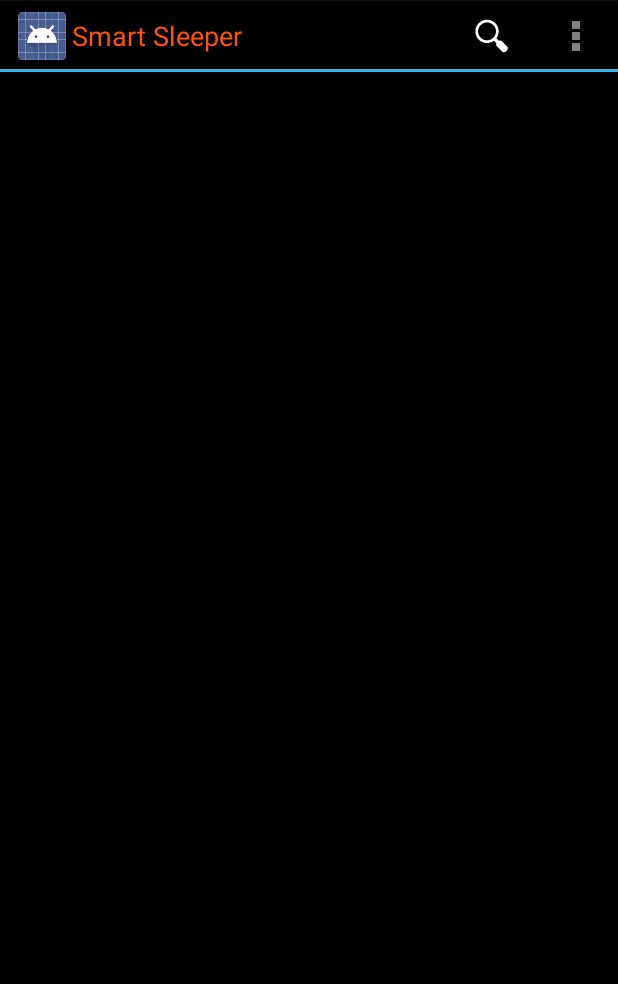
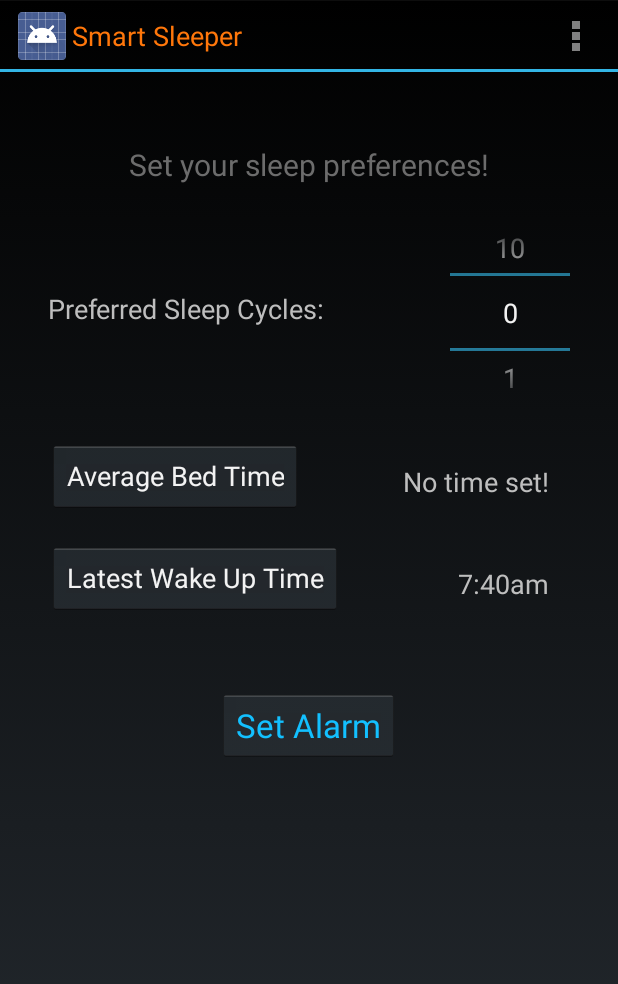
Before and after one commit to gordontang/Smart-Sleeper, an Android app: the screen it shows after launch (MainActivity), in the options menu, after a tap on "Settings", on a phone screen of 412 x 824 dp. Shown: the top 984 px of the screen. Run offline under Robolectric (Android 15) with nearby library versions, the phone set to English and light mode, and no system bars.

Commit message:
Basic UI

```diff
--- a/app/build.gradle
+++ b/app/build.gradle
@@ -4,7 +4,7 @@ android {
     compileSdkVersion 'android-L'
     buildToolsVersion '20.0.0'
     defaultConfig {
-        applicationId 'com.gt.smartsleeper'
+        applicationId 'com.example.gt.smartsleeper'
         minSdkVersion 15
         targetSdkVersion 'L'
         versionCode 1
--- a/app/src/main/AndroidManifest.xml
+++ b/app/src/main/AndroidManifest.xml
@@ -2,7 +2,7 @@
 <manifest xmlns:android="http://schemas.android.com/apk/res/android"
     package="com.example.gt.smartsleeper" >
 
-    <uses-sdk android:minSdkVersion="11" />
+    <uses-sdk android:minSdkVersion="15" />
 
     <application
         android:allowBackup="true"
@@ -23,8 +23,8 @@
 
         <!-- A child of the main activity -->
         <activity
-            android:name=".DisplayMessageActivity"
-            android:label="@string/title_activity_display_message"
+            android:name=".ConfirmationActivity"
+            android:label="@string/title_activity_confirmation"
             android:parentActivityName=".MainActivity" >
             <meta-data
                 android:name="android.support.PARENT_ACTIVITY"
--- a/app/src/main/java/com/example/gt/smartsleeper/DisplayMessageActivity.java
+++ b/app/src/main/java/com/example/gt/smartsleeper/ConfirmationActivity.java
@@ -7,12 +7,12 @@ import android.view.MenuItem;
 import android.content.Intent;
 import android.widget.TextView;
 
-public class DisplayMessageActivity extends Activity {
+public class ConfirmationActivity extends Activity {
 
     @Override
     protected void onCreate(Bundle savedInstanceState) {
         super.onCreate(savedInstanceState);
-        setContentView(R.layout.activity_display_message);
+        setContentView(R.layout.activity_confirmation);
 
         // Defining "Up" Navigation
         // If minSdkVersion is not 11 or higher, use:
@@ -22,7 +22,7 @@ public class DisplayMessageActivity extends Activity {
 
         // Get the message from the intent
         Intent intent = getIntent();
-        String message = intent.getStringExtra(MainActivity.EXTRA_MESSAGE);
+        String message = intent.getStringExtra(MainActivity.EXTRA_CYCLES);
 
         // Create the text view
         TextView textView = new TextView(this);
@@ -37,7 +37,7 @@ public class DisplayMessageActivity extends Activity {
     @Override
     public boolean onCreateOptionsMenu(Menu menu) {
         // Inflate the menu; this adds items to the action bar if it is present.
-        getMenuInflater().inflate(R.menu.display_message, menu);
+        getMenuInflater().inflate(R.menu.confirmation, menu);
         return true;
     }
 
--- a/app/src/main/java/com/example/gt/smartsleeper/MainActivity.java
+++ b/app/src/main/java/com/example/gt/smartsleeper/MainActivity.java
@@ -1,7 +1,10 @@
 package com.example.gt.smartsleeper;
 
 import android.app.Activity;
+import android.app.Dialog;
+import android.app.DialogFragment;
 import android.app.Fragment;
+import android.app.TimePickerDialog;
 import android.os.Bundle;
 import android.view.LayoutInflater;
 import android.view.Menu;
@@ -9,14 +12,31 @@ import android.view.MenuItem;
 import android.view.View;
 import android.view.ViewGroup;
 import android.content.Intent;
+import android.widget.Button;
 import android.widget.EditText;
 import android.view.MenuInflater;
+import android.widget.NumberPicker;
+import android.widget.TextView;
+import android.widget.TimePicker;
+
+import java.util.Calendar;
 
 
 public class MainActivity extends Activity {
 
-    // Setting the extra message to a unique key + "MESSAGE"
-    public final static String EXTRA_MESSAGE = "com.example.gt.smartsleeper.MESSAGE";
+    // Declaring and initializing the extra message to cycles value
+    public static String EXTRA_CYCLES = "com.example.gt.smartsleeper.CYCLES";
+    public int hour;
+    public int minute;
+
+    public static int bhour;
+    public static int bminute;
+
+    static final int TIME_DIALOG_ID=1;
+
+    public static TextView  bdTime;
+    private TimePicker timePicker1;
+
 
     @Override
     protected void onCreate(Bundle savedInstanceState) {
@@ -46,10 +66,10 @@ public class MainActivity extends Activity {
     public boolean onOptionsItemSelected(MenuItem item) {
         // Handle presses on the action bar items
         switch (item.getItemId()) {
-            case R.id.action_search:
+            /*case R.id.action_search:
                 // Action to perform to Search
                 //openSearch();
-                return true; //temp, until function written
+                return true; //temp, until function written*/
             case R.id.action_settings:
                 // Action to perform to open Settings
                 //openSettings();
@@ -84,24 +104,39 @@ public class MainActivity extends Activity {
         }
     }
 
-    public void setSleepCycles(View view) {
-        // Set # of sleep cycles before wake up in response to button click
-        Intent intent = new Intent(this, DisplayMessageActivity.class);
-        EditText editText = (EditText) findViewById(R.id.edit_message);
-        String sleepCycles = editText.getText().toString();
-        intent.putExtra(EXTRA_MESSAGE, sleepCycles);
+    public void setPreferences(View view) {
+        // Set Preferences: avg bed time, # of sleep cycles before wake up in response to button click
+        Intent intent = new Intent(this, ConfirmationActivity.class);
+        NumberPicker numberPicker  = (NumberPicker) findViewById(R.id.cycles);
+        numberPicker.setMaxValue(10);
+        numberPicker.setMinValue(0);
+        int sleepCycles = numberPicker.getValue();
+//        String sleepCycles = editText.getText().toString();
+        intent.putExtra(EXTRA_CYCLES, sleepCycles);
+
+        // Set preference variables in DB
+        //throw error check and catch
+//        try {
+//        int sleepCycles = Integer.parseInt(sleepCycles);
+//        } catch (NumberFormatException nfe){
+//            //show error message in Main Fragment
+//            System.out.println("Received a non-integer input.");
+//            //do not record any values
+//        }
+
+        // Start next activity (e.g. display confirmation message)
         startActivity(intent);
     }
 
     //should merge this with setSleepCycles as setPreferences
-    public void setBedTime(View view) {
-        // Set average start time of a night's sleep
-        Intent intent = new Intent(this, DisplayMessageActivity.class);
-        EditText editText = (EditText) findViewById(R.id.edit_message);
-        String message = editText.getText().toString();
-        intent.putExtra(EXTRA_MESSAGE, message);
-        startActivity(intent);
-    }
+//    public void setBedTime(View view) {
+//        // Set average start time of a night's sleep
+//        Intent intent = new Intent(this, ConfirmationActivity.class);
+//        EditText editText = (EditText) findViewById(R.id.edit_message);
+//        String message = editText.getText().toString();
+//        intent.putExtra(EXTRA_MESSAGE, message);
+//        startActivity(intent);
+//    }
 
     public void openSettings(){
         // call Settings Activity
@@ -114,4 +149,70 @@ public class MainActivity extends Activity {
     public void openSearch(){
         //unused
     }
+
+    public void showNumberPickerDialog(View v) {
+        DialogFragment newFragment = new NumberPickerFragment();
+        newFragment.show(getFragmentManager(), "numberPicker");
+    }
+
+    public void showTimePickerDialog(View v) {
+        DialogFragment newFragment = new TimePickerFragment();
+        newFragment.show(getFragmentManager(), "timePicker");
+    }
+
+    // display current time
+    public void setCurrentTimeOnView() {
+
+        bdTime = (TextView) findViewById(R.id.bdTime);
+        //timePicker1 = (TimePicker) findViewById(R.id.bedTime);
+
+        final Calendar c = Calendar.getInstance();
+        hour = c.get(Calendar.HOUR_OF_DAY);
+        minute = c.get(Calendar.MINUTE);
+
+        // set current time into textview
+        bdTime.setText(
+                new StringBuilder().append(pad(hour))
+                        .append(":").append(pad(minute)));
+
+        // set current time into timepicker
+        timePicker1.setCurrentHour(hour);
+        timePicker1.setCurrentMinute(minute);
+
+    }
+
+    // Register  TimePickerDialog listener
+    private TimePickerDialog.OnTimeSetListener bTimeSetListener =
+            new TimePickerDialog.OnTimeSetListener() {
+                // the callback received when the user "sets" the TimePickerDialog in the dialog
+                public void onTimeSet(TimePicker view, int hourOfDay, int min) {
+                    hour = hourOfDay;
+                    minute = min;
+
+                    bdTime.setText(hour+":"+minute);
+
+                }
+            };
+
+
+    // Method automatically gets Called when you call showDialog()  method
+    @Override
+    protected Dialog onCreateDialog(int id) {
+        switch (id) {
+
+            // create a new TimePickerDialog with values you want to show
+            case TIME_DIALOG_ID:
+                return new TimePickerDialog(this,
+                        bTimeSetListener, bhour, bminute, false);
+
+        }
+        return null;
+    }
+
+    private static String pad(int c) {
+        if (c >= 10)
+            return String.valueOf(c);
+        else
+            return "0" + String.valueOf(c);
+    }
 }
--- a/app/src/main/java/com/example/gt/smartsleeper/TimePickerFragment.java
+++ b/app/src/main/java/com/example/gt/smartsleeper/TimePickerFragment.java
@@ -24,5 +24,11 @@ public class TimePickerFragment extends DialogFragment implements TimePickerDial
     }
     public void onTimeSet(TimePicker view, int hourOfDay, int minute) {
         // Do something with the time chosen by the user
+        // Set a temporary variable with the user's average bed time
+        MainActivity.bhour = hourOfDay;
+        MainActivity.bminute = minute;
+
+        MainActivity.bdTime.setText(MainActivity.bhour+":"+MainActivity.bminute);
     }
+
 }
--- /dev/null
+++ b/app/src/main/res/layout/fragment_main.xml
@@ -0,0 +1,120 @@
+<RelativeLayout xmlns:android="http://schemas.android.com/apk/res/android"
+    xmlns:tools="http://schemas.android.com/tools"
+    android:layout_width="fill_parent"
+    android:layout_height="fill_parent"
+    android:paddingLeft="16dp"
+    android:paddingRight="16dp"
+    android:paddingTop="?android:attr/actionBarSize"
+    android:paddingBottom="@dimen/activity_vertical_margin"
+    tools:context=".MainActivity$PlaceholderFragment">
+
+    <TextView
+        android:id="@+id/description"
+        android:text="@string/desc_settings"
+        android:textSize="9pt"
+        android:textColor="@color/context"
+        android:layout_width="wrap_content"
+        android:layout_height="wrap_content"
+        android:layout_centerHorizontal="true"
+        android:layout_marginLeft="@dimen/activity_horizontal_margin" />
+
+   <!-- <EditText
+        android:id="@+id/cyclesText"
+        android:layout_width="fill_parent"
+        android:layout_height="wrap_content"
+        android:layout_marginTop="20dp"
+        android:hint="@string/enter_cycles"
+        android:layout_below="@+id/description"/>-->
+
+    <TextView
+        android:id="@+id/desc_cycles"
+        android:text="@string/enter_cycles"
+        android:textSize="8pt"
+        android:layout_width="wrap_content"
+        android:layout_height="wrap_content"
+        android:layout_marginTop="70dp"
+        android:layout_marginLeft="@dimen/activity_horizontal_margin"
+        android:layout_below="@+id/description" />
+
+    <NumberPicker
+        android:id="@+id/cycles"
+        android:layout_width="80dp"
+        android:layout_height="130dp"
+        android:layout_marginTop="20dp"
+        android:layout_alignParentRight="true"
+        android:layout_marginRight="@dimen/activity_horizontal_margin"
+        android:layout_below="@+id/description"/>
+
+    <!--<Spinner
+        android:id="@+id/dates"
+        android:layout_width="0dp"
+        android:layout_height="wrap_content"
+        android:layout_below="@id/cycles"
+        android:layout_alignParentLeft="true"
+        android:layout_toLeftOf="@+id/times"/>-->
+
+    <Button
+        android:id="@+id/bedTime"
+        android:layout_width="wrap_content"
+        android:layout_height="wrap_content"
+        android:layout_below="@id/cycles"
+        android:layout_marginTop="20dp"
+        android:layout_marginLeft="@dimen/activity_horizontal_margin"
+        android:layout_alignParentLeft="true"
+        android:text="@string/pick_bedTime"
+        android:textSize="8pt"
+        android:onClick="showTimePickerDialog"/>
+
+    <TextView
+        android:id="@+id/bdTime"
+        android:layout_width="wrap_content"
+        android:layout_height="wrap_content"
+        android:layout_alignTop="@id/bedTime"
+        android:layout_marginTop="15dp"
+        android:layout_marginRight="@dimen/settings_value_margin"
+        android:layout_alignParentRight="true"
+        android:textSize="8pt"
+        android:text="No time set!"/>
+
+    <Button
+        android:id="@+id/latestWakeUp"
+        android:layout_width="wrap_content"
+        android:layout_height="wrap_content"
+        android:layout_below="@id/bedTime"
+        android:layout_marginTop="20dp"
+        android:layout_marginLeft="@dimen/activity_horizontal_margin"
+        android:layout_alignParentLeft="true"
+        android:text="@string/pick_wakeTime"
+        android:textSize="8pt"
+        android:onClick="showTimePickerDialog"/>
+
+    <TextView
+        android:id="@+id/wkTime"
+        android:layout_width="wrap_content"
+        android:layout_height="wrap_content"
+        android:layout_alignTop="@id/latestWakeUp"
+        android:layout_marginTop="15dp"
+        android:layout_marginRight="@dimen/settings_value_margin"
+        android:layout_alignParentRight="true"
+        android:textSize="8pt"
+        android:text="7:40am"/>
+
+    <!--<Spinner
+        android:id="@id/times"
+        android:layout_width="96dp"
+        android:layout_height="wrap_content"
+        android:layout_below="@id/cycles"
+        android:layout_alignParentRight="true" />-->
+
+    <Button
+        android:layout_width="wrap_content"
+        android:layout_height="wrap_content"
+        android:layout_below="@id/latestWakeUp"
+        android:layout_marginTop="50dp"
+        android:layout_centerHorizontal="true"
+        android:text="@string/button_send"
+        android:textSize="10pt"
+        android:textColor="@color/action"
+        android:onClick="setPreferences" />
+
+</RelativeLayout>
--- a/app/src/main/res/menu/display_message.xml
+++ b/app/src/main/res/menu/confirmation.xml
@@ -1,6 +1,6 @@
 <menu xmlns:android="http://schemas.android.com/apk/res/android"
     xmlns:tools="http://schemas.android.com/tools"
-    tools:context="com.example.gt.smartsleeper.DisplayMessageActivity" >
+    tools:context="com.example.gt.smartsleeper.ConfirmationActivity" >
     <item android:id="@+id/action_settings"
         android:title="@string/action_settings"
         android:orderInCategory="100"
--- a/app/src/main/res/menu/main.xml
+++ b/app/src/main/res/menu/main.xml
@@ -3,10 +3,10 @@
     tools:context=".MainActivity" >
 
     <!-- Search, should appear as action button -->
-    <item android:id="@+id/action_search"
+   <!-- <item android:id="@+id/action_search"
         android:icon="@drawable/ic_action_search"
         android:title="@string/action_search"
-        android:showAsAction="ifRoom" />
+        android:showAsAction="ifRoom" />-->
     <!-- Settings, should always be in the overflow -->
     <item android:id="@+id/action_settings"
         android:title="@string/action_settings"
--- a/app/src/main/res/values/color.xml
+++ b/app/src/main/res/values/color.xml
@@ -1,4 +1,6 @@
 <?xml version="1.0" encoding="utf-8"?>
 <resources>
-    <color name="actionbar_text">#FF530D</color>
+    <color name="actionbar_text">#ffff770b</color>
+    <color name="context">#ff6c6c6c</color>
+    <color name="action">#ff13c0ff</color>
 </resources>
--- a/app/src/main/res/values/dimens.xml
+++ b/app/src/main/res/values/dimens.xml
@@ -2,4 +2,5 @@
     <!-- Default screen margins, per the Android Design guidelines. -->
     <dimen name="activity_horizontal_margin">16dp</dimen>
     <dimen name="activity_vertical_margin">16dp</dimen>
+    <dimen name="settings_value_margin">30dp</dimen>
 </resources>
--- a/app/src/main/res/values/strings.xml
+++ b/app/src/main/res/values/strings.xml
@@ -3,17 +3,23 @@
 
     <!-- Definitions of various string resources -->
     <string name="app_name">Smart Sleeper</string>
-    <string name="hello_world">Set your sleep preferences!</string>
     <string name="action_settings">Settings</string>
-    <string name="enter_cycles">Enter # of sleep cycles</string>
+    <string name="enter_cycles">Preferred Sleep Cycles:</string>
     <string name="edit_message">Enter # of sleep cycles</string>
-    <string name="button_send">Set</string>
+    <string name="button_send">Set Alarm</string>
     <string name="title_activity_main">MainActivity</string>
-    <string name="title_activity_display_message">String_Activity_display_message</string>
+    <string name="title_activity_confirmation">Confirmation screen</string>
     <string name="action_search">Search</string>
     <string name="done">Done</string>
+
+    <!-- Preferences - string definitions -->
     <string name="set_time">Time</string>
     <string name="set_date">Date</string>
-    <string name="desc_settings">Set your sleep preferences here!</string>
+    <string name="desc_settings">Set your sleep preferences!</string>
+    <string name="pick_bedTime">Average Bed Time</string>
+    <string name="pick_wakeTime">Latest Wake Up Time</string>
+
+    <!-- Confirmation Screen -->
+    <string name="confirmed">Preferences Saved!</string>
 
 </resources>
```
Also changed, not shown: app/src/main/java/com/example/gt/smartsleeper/NumberPickerFragment.java (added, +16 -0 lines), app/src/main/res/layout/activity_confirmation.xml (renamed from app/src/main/res/layout/activity_display_message.xml, +9 -5 lines).
